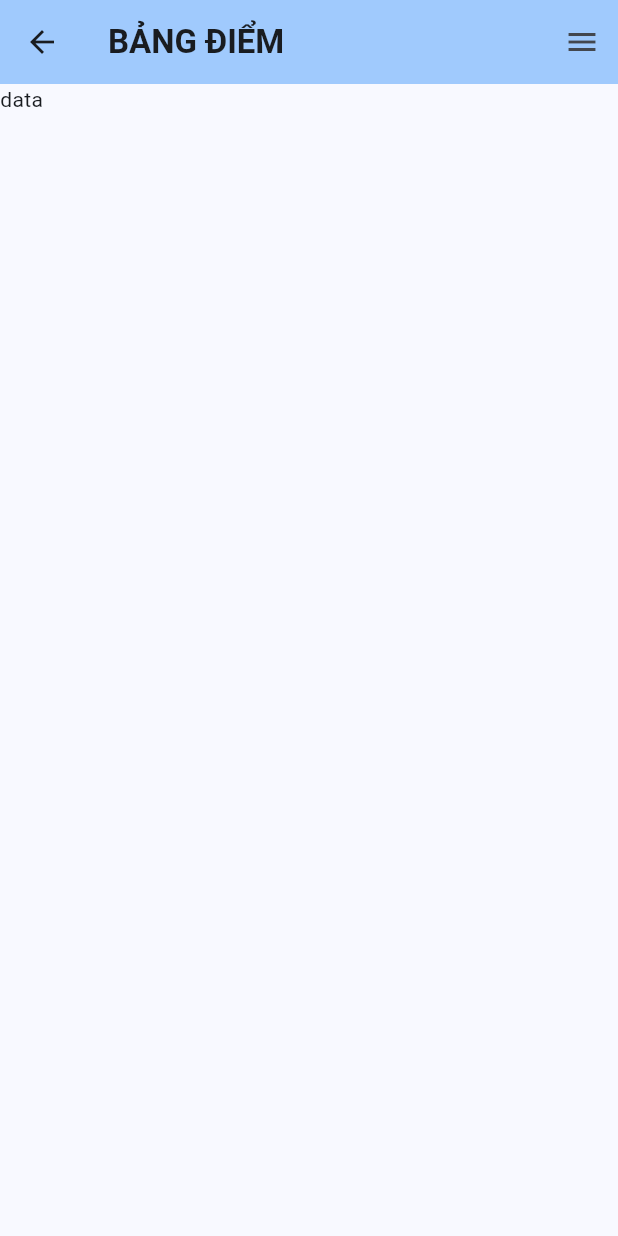
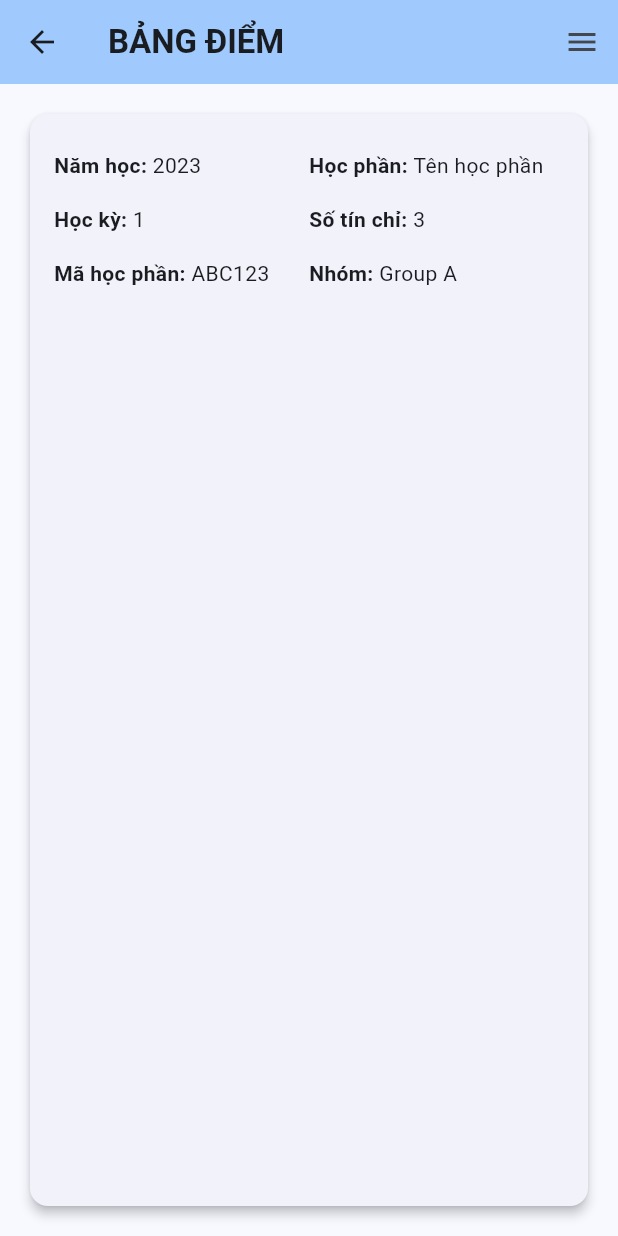
Before and after one commit to Slimaeus/flutter_hutech_classroom, a Flutter app: the StudentTranscriptDetailsScreen screen opened by its route, on a phone screen of 412 x 824 dp. Run offline on Flutter 3.47's test engine with Material 2 defaults, Android fonts, the phone set to English and light mode, and no system bars; our stand-ins replace flutter_mobx, mobx; generated files the repository leaves out were written again.

Commit message:
feat(details): Update Card Info for details screen

```diff
--- a/lib/screens/student_transcript_details_screen.dart
+++ b/lib/screens/student_transcript_details_screen.dart
@@ -3,7 +3,8 @@ import 'package:flutter_hutech_classroom/widgets/layout/custom_appbar.dart';
 import 'package:flutter_hutech_classroom/widgets/layout/custom_drawer.dart';
 
 class StudentTranscriptDetailsScreen extends StatelessWidget {
-  const StudentTranscriptDetailsScreen({super.key, required this.title});
+  const StudentTranscriptDetailsScreen({Key? key, required this.title})
+      : super(key: key);
 
   final String title;
 
@@ -12,7 +13,54 @@ class StudentTranscriptDetailsScreen extends StatelessWidget {
     return Scaffold(
       appBar: customAppBar(context, title: title, hasLeading: true),
       endDrawer: customDrawer(context),
-      body: const Text('data'),
-      );
+      body: Padding(
+        padding: const EdgeInsets.all(16.0),
+        child: Card(
+          elevation: 3,
+          child: Padding(
+            padding: const EdgeInsets.all(16.0),
+            child: Row(
+              children: [
+                Expanded(
+                  child: Column(
+                    crossAxisAlignment: CrossAxisAlignment.start,
+                    children: [
+                      _buildInfoRow('Năm học', '2023'),
+                      _buildInfoRow('Học kỳ', '1'),
+                      _buildInfoRow('Mã học phần', 'ABC123'),
+                    ],
+                  ),
+                ),
+                Expanded(
+                  child: Column(
+                    crossAxisAlignment: CrossAxisAlignment.start,
+                    children: [
+                      _buildInfoRow('Học phần', 'Tên học phần'),
+                      _buildInfoRow('Số tín chỉ', '3'),
+                      _buildInfoRow('Nhóm', 'Group A'),
+                    ],
+                  ),
+                ),
+              ],
+            ),
+          ),
+        ),
+      ),
+    );
+  }
+
+  Widget _buildInfoRow(String label, String value) {
+    return Padding(
+      padding: const EdgeInsets.symmetric(vertical: 8.0),
+      child: Row(
+        children: [
+          Text(
+            '$label: ',
+            style: const TextStyle(fontWeight: FontWeight.bold),
+          ),
+          Text(value),
+        ],
+      ),
+    );
   }
 }
```
